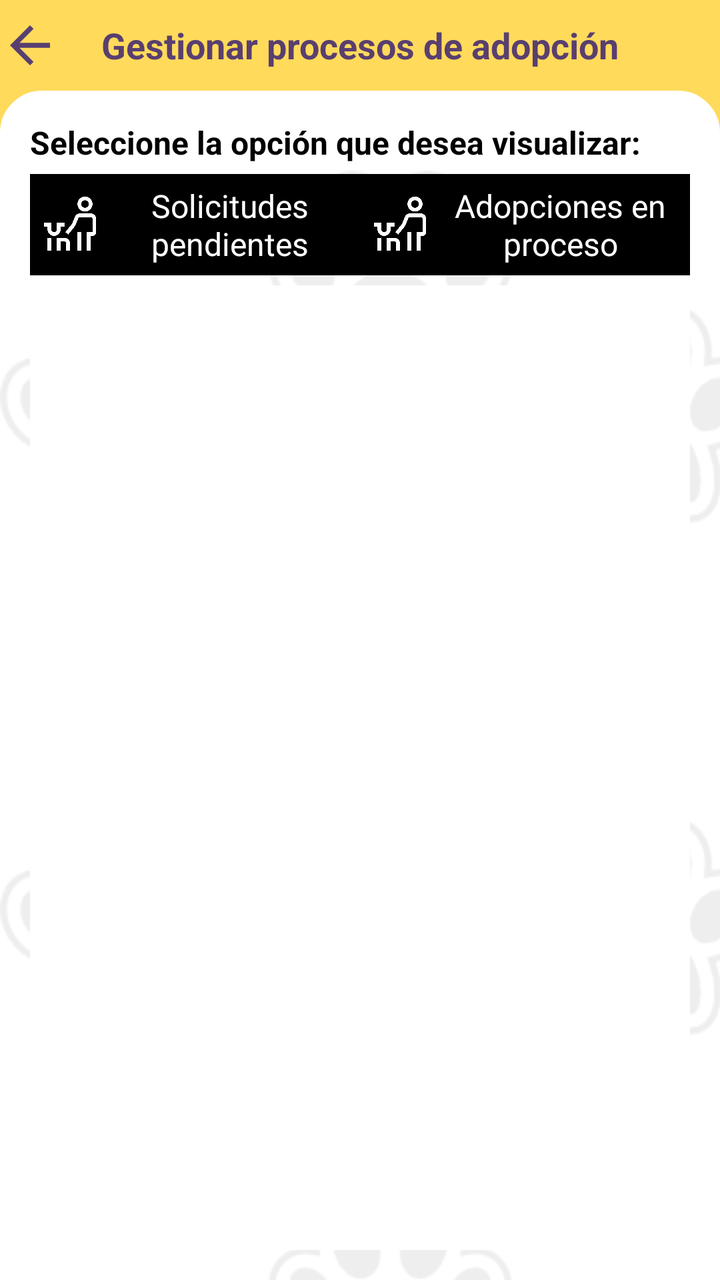
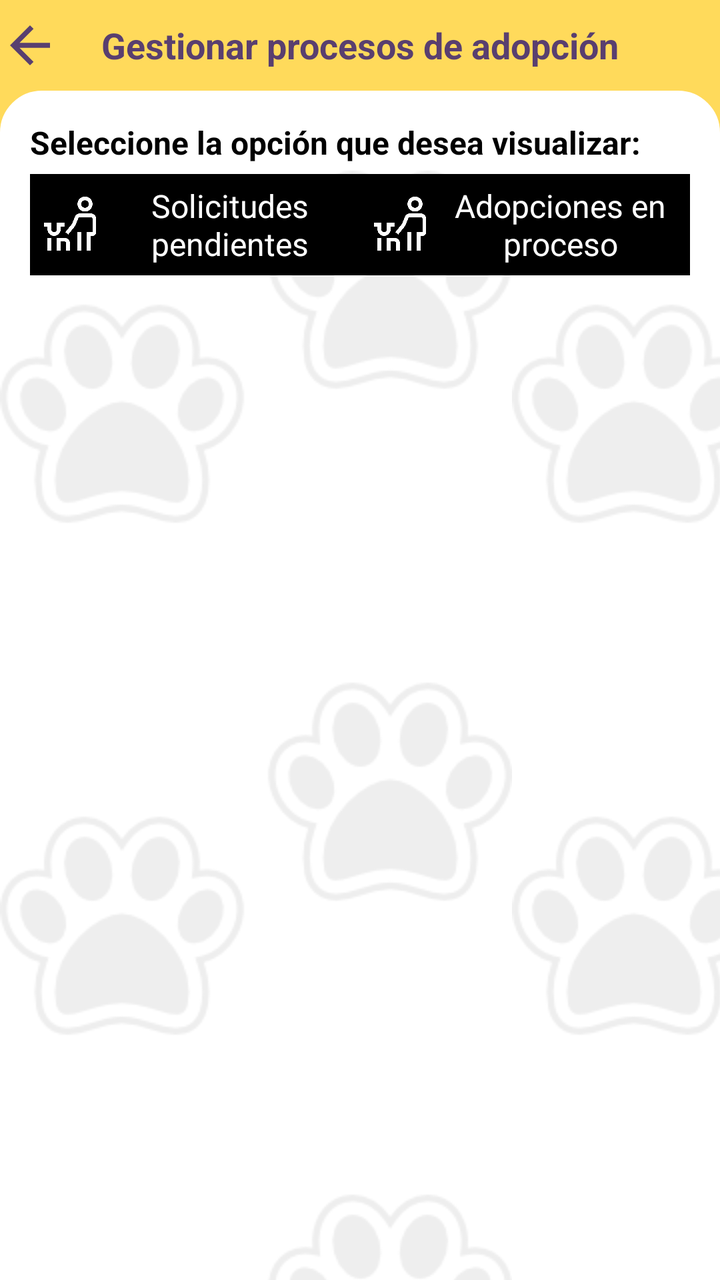

Two renders of the same Android screen: before a commit and after it. Below are the layout's source before the change and the commit's diff.
<!-- AndroidManifest.xml: application theme Theme.TIC_PV -->
<!-- res/layout/activity_gestionar_solicitudes_adopcion.xml -->
<?xml version="1.0" encoding="utf-8"?>
<RelativeLayout xmlns:android="http://schemas.android.com/apk/res/android"
    xmlns:app="http://schemas.android.com/apk/res-auto"
    xmlns:tools="http://schemas.android.com/tools"
    android:id="@+id/main"
    android:layout_width="match_parent"
    android:layout_height="match_parent"
    android:fitsSystemWindows="true"
    android:fillViewport = "true"
    android:focusableInTouchMode="true"
    android:background="@color/yellow"
    tools:context=".Vista.GestionarSolicitudesAdopcionActivity">

    <RelativeLayout
        android:layout_width="match_parent"
        android:layout_height="wrap_content"
        android:id="@+id/rLSuperiorGestionarSolicitudes"
        android:background="@color/yellow"
        android:orientation="horizontal">

        <ImageView
            android:layout_width="30dp"
            android:layout_height="30dp"
            android:id="@+id/iVRegresarGestionarSolicitudes"
            android:layout_centerVertical="true"
            android:foreground="?android:attr/selectableItemBackgroundBorderless"
            android:background="@drawable/ic_retroceder"
            android:clickable="true"
            android:backgroundTint="@color/lila"/>

        <TextView
            android:layout_width="match_parent"
            android:layout_height="wrap_content"
            android:id="@+id/tVTituloGestionarSolicitudes"
            android:textSize="18sp"
            android:layout_centerVertical="true"
            android:textAlignment="center"
            android:textStyle="bold"
            android:textColor="@color/lila"
            android:text="Gestionar procesos de adopción"/>

        <View
            android:id="@+id/viewTituloProcesoAdopcion"
            android:layout_width="match_parent"
            android:layout_height="1dp"
            android:layout_marginTop="20dp"
            android:layout_below="@+id/tVTituloGestionarSolicitudes"
            android:background="@color/yellow" />

    </RelativeLayout>
    
    <RelativeLayout
        android:layout_width="match_parent"
        android:layout_height="wrap_content"
        android:background="@drawable/bordes_fragment"
        android:layout_below="@+id/rLSuperiorGestionarSolicitudes"
        android:padding="15dp">

        <TextView
            android:layout_width="match_parent"
            android:layout_height="wrap_content"
            android:text="Seleccione la opción que desea visualizar:"
            android:id="@+id/tVOpcionListaSolicitudes"
            android:textColor="@color/black"
            android:textSize="16sp"
            android:textStyle="bold" />

        <LinearLayout
            android:id="@+id/lYBtnCambiarGestionSolicitudes"
            android:layout_width="match_parent"
            android:layout_height="wrap_content"
            android:orientation="horizontal"
            android:layout_below="@+id/tVOpcionListaSolicitudes"
            android:background="@color/white"
            android:layout_marginTop="5dp"
            android:gravity="center">

            <LinearLayout
                android:layout_width="0dp"
                android:layout_weight="1"
                android:layout_height="match_parent"
                android:id="@+id/lLSolicitudesPendientes"
                android:orientation="horizontal"
                android:padding="5dp"
                android:gravity="center"
                android:focusable="true"
                android:clickable="true"
                android:foreground="?android:attr/selectableItemBackgroundBorderless"
                android:background="@color/black">

                <ImageView
                    android:layout_width="30dp"
                    android:layout_height="30dp"
                    android:backgroundTint="@color/white"
                    android:background="@drawable/ic_adopcion"/>

                <TextView
                    android:layout_width="wrap_content"
                    android:layout_height="wrap_content"
                    android:textAlignment="center"
                    android:text="Solicitudes pendientes"
                    android:layout_marginStart="5dp"
                    android:textColor="@color/white"
                    android:textSize="16sp"/>
            </LinearLayout>

            <LinearLayout
                android:layout_width="0dp"
                android:layout_weight="1"
                android:layout_height="match_parent"
                android:id="@+id/lLAdopcionesProceso"
                android:orientation="horizontal"
                android:padding="5dp"
                android:gravity="center"
                android:focusable="true"
                android:clickable="true"
                android:foreground="?android:attr/selectableItemBackgroundBorderless"
                android:background="@color/black">

                <ImageView
                    android:layout_width="30dp"
                    android:layout_height="30dp"
                    android:backgroundTint="@color/white"
                    android:background="@drawable/ic_adopcion"/>

                <TextView
                    android:layout_width="wrap_content"
                    android:layout_height="wrap_content"
                    android:textAlignment="center"
                    android:text="Adopciones en proceso"
                    android:layout_marginStart="5dp"
                    android:textColor="@color/white"
                    android:textSize="16sp"/>
            </LinearLayout>

        </LinearLayout>

        <FrameLayout
            android:layout_width="match_parent"
            android:layout_height="match_parent"
            android:id="@+id/fLFragmentSolicitudesAdopcion"
            android:background="@drawable/borde_cuadrado"
            android:backgroundTint="@color/white"
            android:layout_marginTop="5dp"
            android:layout_below="@+id/lYBtnCambiarGestionSolicitudes"/>

    </RelativeLayout>

</RelativeLayout>
<!-- resources referenced by this layout -->
<resources>
  <color name="black">#FF000000</color>
  <color name="lila">#593f6f</color>
  <color name="white">#FFFFFFFF</color>
  <color name="yellow">#ffda5b</color>
  <!-- drawable borde_cuadrado (drawable) -->
  <?xml version="1.0" encoding="utf-8"?>
  <shape xmlns:android="http://schemas.android.com/apk/res/android">
      
      <solid android:color="#FFFFFF"/>
  
      
      <stroke android:width="1dp" android:color="#AAAAAA"/>
  </shape>
  <!-- drawable bordes_fragment (drawable) -->
  <?xml version="1.0" encoding="utf-8"?>
  <layer-list xmlns:android="http://schemas.android.com/apk/res/android">
  
      
      <item>
          <shape android:shape="rectangle">
              <solid android:color="#FFFFFF" />
  
              
              <corners
                  android:topLeftRadius="20dp"
                  android:topRightRadius="20dp" />
  
              <stroke
                  android:width="2dp"
                  android:color="#FFFFFF" />
          </shape>
      </item>
  
      
      <item>
          <bitmap
              android:src="@drawable/huellitas"
              android:tileMode="repeat"
              android:gravity="center"
              android:tint="@android:color/darker_gray"
              android:alpha="0.2"/> 
      </item>
  
  </layer-list>
  <!-- drawable ic_adopcion: png bitmap (drawable, 5785 bytes) -->
  <!-- drawable ic_retroceder (drawable) -->
  <vector xmlns:android="http://schemas.android.com/apk/res/android" android:autoMirrored="true" android:height="24dp" android:tint="#FFFFFF" android:viewportHeight="24" android:viewportWidth="24" android:width="24dp">
        
      <path android:fillColor="@android:color/white" android:pathData="M20,11H7.83l5.59,-5.59L12,4l-8,8 8,8 1.41,-1.41L7.83,13H20v-2z"/>
      
  </vector>
  <style name="Theme.TIC_PV" parent="Base.Theme.TIC_PV" />
  <!-- drawable huellitas: png bitmap (drawable, 6949 bytes) -->
  <style name="Base.Theme.TIC_PV" parent="Theme.Material3.DayNight.NoActionBar">
          
          
  
  
  
  
  
  
  
  
      </style>
</resources>

<!-- the commit's change to res/layout/activity_gestionar_solicitudes_adopcion.xml (unified diff, before → after) -->
@@ -139,8 +139,6 @@
             android:layout_width="match_parent"
             android:layout_height="match_parent"
             android:id="@+id/fLFragmentSolicitudesAdopcion"
-            android:background="@drawable/borde_cuadrado"
-            android:backgroundTint="@color/white"
             android:layout_marginTop="5dp"
             android:layout_below="@+id/lYBtnCambiarGestionSolicitudes"/>
 
<!-- resource entries referenced after the edit -->
@@ -4,15 +4,6 @@
   <color name="lila">#593f6f</color>
   <color name="white">#FFFFFFFF</color>
   <color name="yellow">#ffda5b</color>
-  <!-- drawable borde_cuadrado (drawable) -->
-  <?xml version="1.0" encoding="utf-8"?>
-  <shape xmlns:android="http://schemas.android.com/apk/res/android">
-      
-      <solid android:color="#FFFFFF"/>
-  
-      
-      <stroke android:width="1dp" android:color="#AAAAAA"/>
-  </shape>
   <!-- drawable bordes_fragment (drawable) -->
   <?xml version="1.0" encoding="utf-8"?>
   <layer-list xmlns:android="http://schemas.android.com/apk/res/android">
